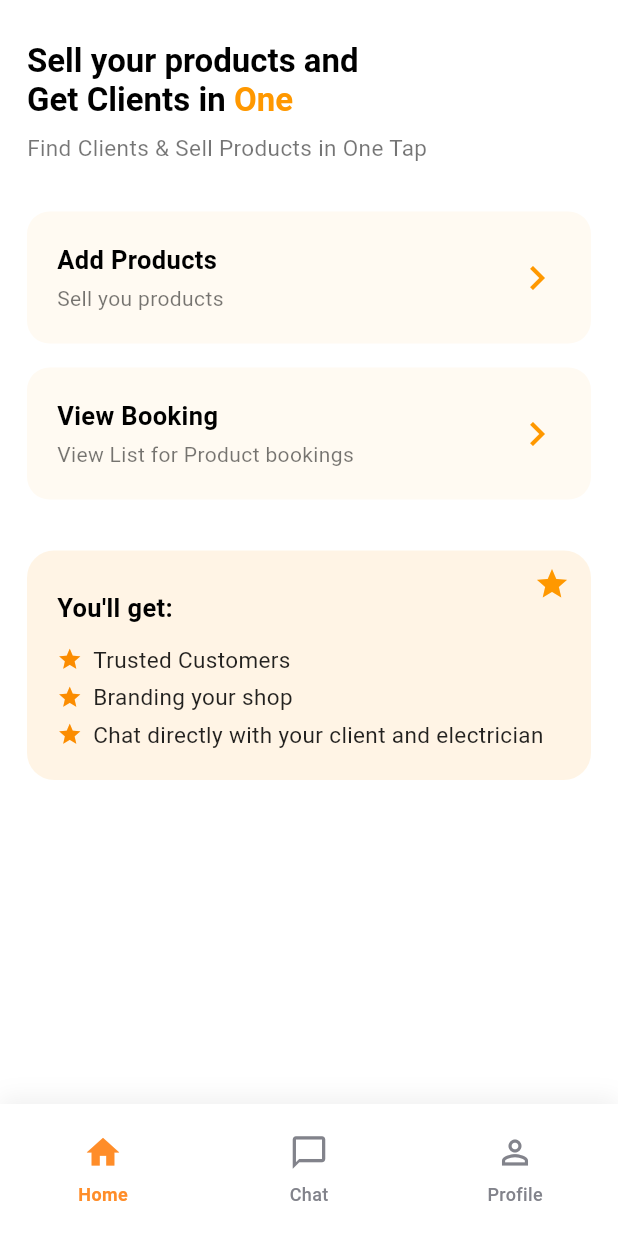
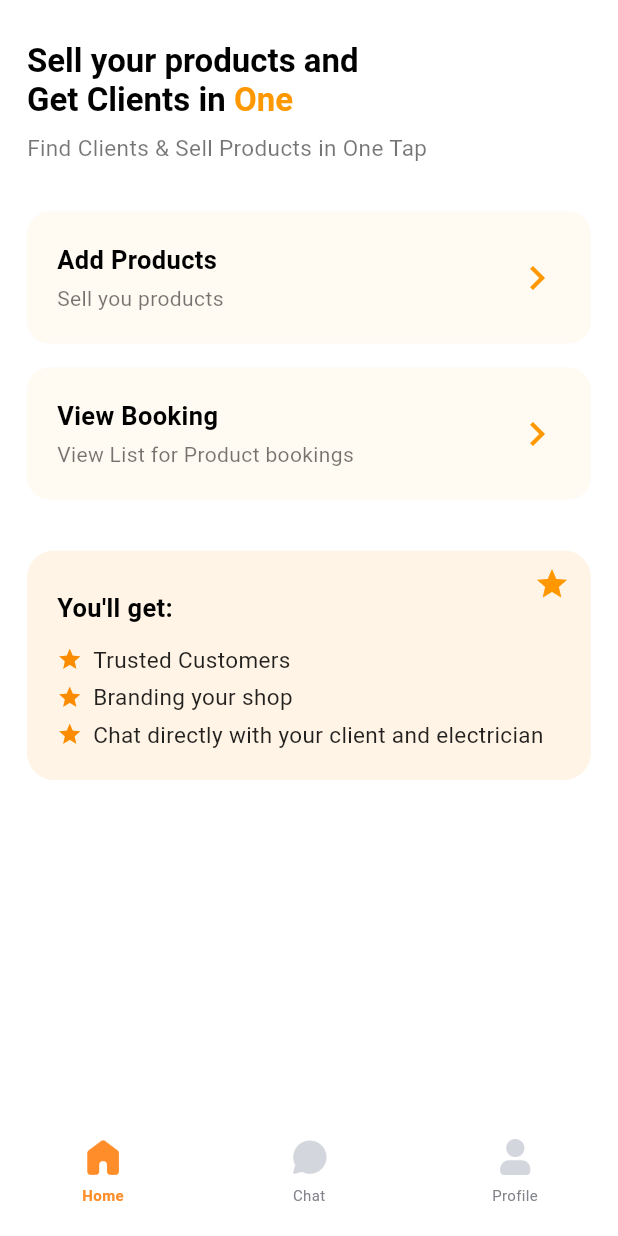
Before and after one commit to Kishoreselvaraj/storeOwner, a Flutter app: the screen it shows once a user with an empty profile is signed in, on a phone screen of 412 x 824 dp. Run offline on Flutter 3.47's test engine with Material 3 defaults, Android fonts, the phone set to English and light mode, and no system bars; our stand-ins replace firebase_auth, firebase_core, firebase_database, image_picker; accounts and stored records are empty; Roboto replaces fonts that are missing (Poppins).

Commit message:
bottom nav

```diff
--- a/lib/main.dart
+++ b/lib/main.dart
@@ -16,6 +16,9 @@ class MyApp extends StatelessWidget {
   @override
   Widget build(BuildContext context) {
     return MaterialApp(
+      theme: ThemeData(
+        fontFamily: 'Poppins',
+      ),
       debugShowCheckedModeBanner: false,
       home: const AppStack(),
     );
--- a/lib/navigation/BottomNav.dart
+++ b/lib/navigation/BottomNav.dart
@@ -2,6 +2,21 @@ import 'package:flutter/material.dart';
 import '../screens/Home/HomPage.dart';
 import '../screens/Chat/ChatPage.dart';
 import '../screens/Profile/ProfilePage.dart';
+import '../utils/SizeHelper.dart';
+
+class NavItem {
+  final String label;
+  final String icon;
+  final String activeIcon;
+  final Widget screen;
+
+  const NavItem({
+    required this.label,
+    required this.icon,
+    required this.activeIcon,
+    required this.screen,
+  });
+}
 
 class BottomNav extends StatefulWidget {
   const BottomNav({super.key});
@@ -13,70 +28,76 @@ class BottomNav extends StatefulWidget {
 class _BottomNavState extends State<BottomNav> {
   int _selectedIndex = 0;
 
-  // Navigation items data
-  final List<Map<String, dynamic>> _navItems = [
-    {
-      'label': 'Home',
-      'icon': Icons.home_outlined,
-      'activeIcon': Icons.home,
-      'screen': const HomePage(),
-    },
-    {
-      'label': 'Chat',
-      'icon': Icons.chat_bubble_outline,
-      'activeIcon': Icons.chat_bubble,
-      'screen': const ChatPage(),
-    },
-    {
-      'label': 'Profile',
-      'icon': Icons.person_outline,
-      'activeIcon': Icons.person,
-      'screen': const ProfilePage(),
-    },
+  // Typed, immutable tab config
+  static const List<NavItem> _navItems = [
+    NavItem(
+      label: 'Home',
+      icon: 'assets/bottomnav/home.png',
+      activeIcon: 'assets/bottomnav/home1.png',
+      screen: HomePage(),
+    ),
+    NavItem(
+      label: 'Chat',
+      icon: 'assets/bottomnav/chat.png',
+      activeIcon: 'assets/bottomnav/chat1.png',
+      screen: ChatPage(),
+    ),
+    NavItem(
+      label: 'Profile',
+      icon: 'assets/bottomnav/profile.png',
+      activeIcon: 'assets/bottomnav/profile1.png',
+      screen: ProfilePage(),
+    ),
   ];
 
-  void _onTap(int index) => setState(() => _selectedIndex = index);
+  // Precache icons for snappy switching
+  @override
+  void didChangeDependencies() {
+    super.didChangeDependencies();
+    for (final item in _navItems) {
+      precacheImage(AssetImage(item.icon), context);
+      precacheImage(AssetImage(item.activeIcon), context);
+    }
+  }
+
+  void _onTap(int index) {
+    if (index == _selectedIndex) return;
+    setState(() => _selectedIndex = index);
+  }
 
   @override
   Widget build(BuildContext context) {
-    const activeColor = Color(0xFFFF8D29);         // matches your last code
+    const activeColor = Color(0xFFFF8D29);
     const inactiveColor = Color(0xFF82838B);
-    const barHeight = 88.0;
+
+    // Compute these once per build
+    final barHeight = SizeHelper.byHeight(context, 88);
+    final iconW = SizeHelper.byWidth(context, 25);
+    final iconH = SizeHelper.byHeight(context, 25);
 
     return Scaffold(
       backgroundColor: const Color(0xFFFFFFFF),
       body: Column(
         children: [
-          // Keep state of each tab intact
+          // Keep each tab's state
           Expanded(
             child: IndexedStack(
               index: _selectedIndex,
-              children: _navItems.map((e) => e['screen'] as Widget).toList(),
+              children: _navItems.map((e) => e.screen).toList(growable: false),
             ),
           ),
 
-          // Custom Bottom Bar with InkWell
+          // Custom bottom bar with InkWell
           SafeArea(
             top: false,
             child: Container(
               height: barHeight,
-              decoration: BoxDecoration(
-                color: Colors.white,
-                boxShadow: [
-                  BoxShadow(
-                    color: Colors.black.withOpacity(0.06),
-                    blurRadius: 12,
-                    spreadRadius: 0,
-                    offset: const Offset(0, -4),
-                  ),
-                ],
-              ),
+              color: Colors.white,
               child: Row(
-                mainAxisAlignment: MainAxisAlignment.spaceAround,
-                children: _navItems.asMap().entries.map((entry) {
-                  final index = entry.key;
-                  final item = entry.value;
-                  final bool isActive = _selectedIndex == index;
+                children: List.generate(_navItems.length, (index) {
+                  final item = _navItems[index];
+                  final isActive = _selectedIndex == index;
+
                   return Expanded(
                     child: Material(
                       color: Colors.transparent,
@@ -84,23 +105,24 @@ class _BottomNavState extends State<BottomNav> {
                         onTap: () => _onTap(index),
                         borderRadius: BorderRadius.circular(16),
                         child: Padding(
-                          padding: const EdgeInsets.symmetric(vertical: 10.0),
+                          padding: const EdgeInsets.symmetric(vertical: 10),
                           child: Column(
                             mainAxisAlignment: MainAxisAlignment.center,
                             children: [
-                              // Icon (switches to activeIcon when selected)
-                              Icon(
-                                isActive ? item['activeIcon'] as IconData : item['icon'] as IconData,
-                                size: 26,
-                                color: isActive ? activeColor : inactiveColor,
+                              Image(
+                                image: AssetImage(isActive ? item.activeIcon : item.icon),
+                                width: iconW,
+                                height: iconH,
+                                fit: BoxFit.contain,
                               ),
                               const SizedBox(height: 6),
-                              // Label
                               Text(
-                                item['label'] as String,
+                                item.label,
+                                maxLines: 1,
+                                overflow: TextOverflow.ellipsis,
                                 style: TextStyle(
-                                  fontSize: 12,
-                                  fontWeight: isActive ? FontWeight.w600 : FontWeight.w500,
+                                  fontSize: 10,
+                                  fontWeight: isActive ? FontWeight.w600 : FontWeight.w400,
                                   color: isActive ? activeColor : inactiveColor,
                                 ),
                               ),
@@ -110,7 +132,7 @@ class _BottomNavState extends State<BottomNav> {
                       ),
                     ),
                   );
-                }).toList(),
+                }),
               ),
             ),
           ),
```
Also changed, not shown: pubspec.yaml (+9 -0 lines), assets/bottomnav/chat.png (added), assets/bottomnav/chat1.png (added), assets/bottomnav/home.png (added), assets/bottomnav/home1.png (added), assets/bottomnav/profile.png (added), assets/bottomnav/profile1.png (added), assets/fonts/Inter-Bold.otf (added), assets/fonts/Inter-Regular.otf (added), assets/fonts/Inter-SemiBold.otf (added).
